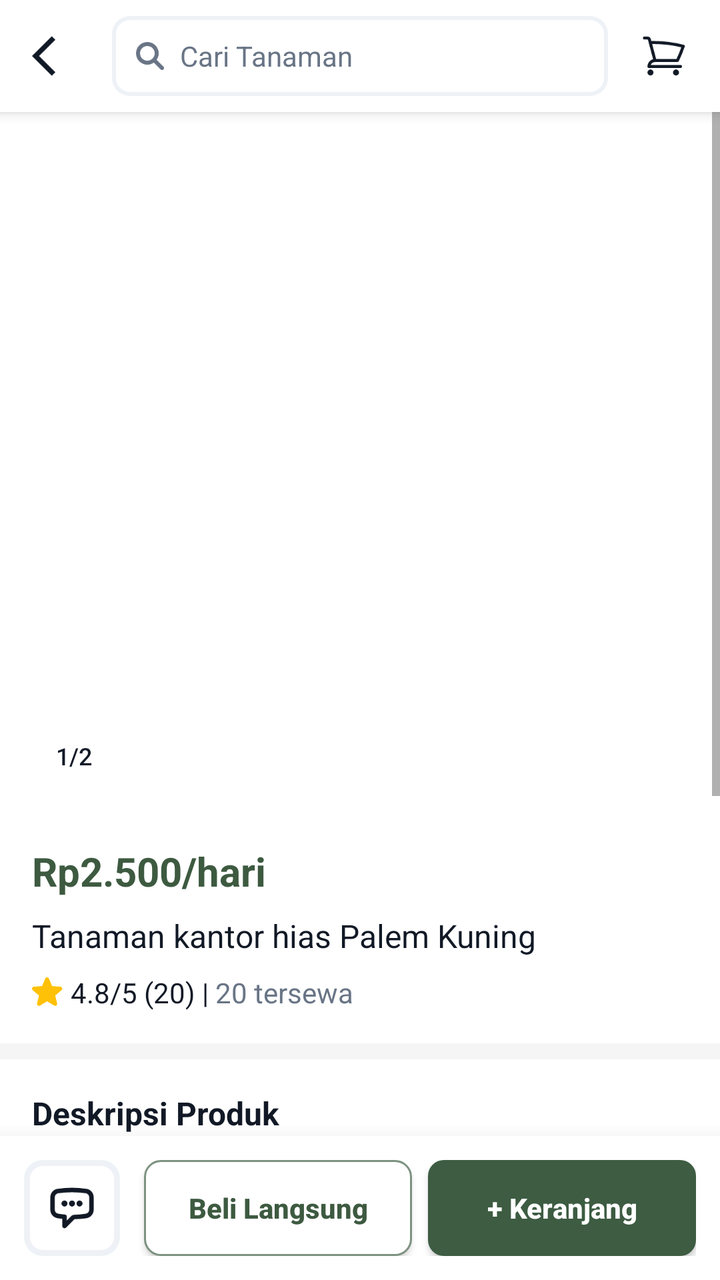
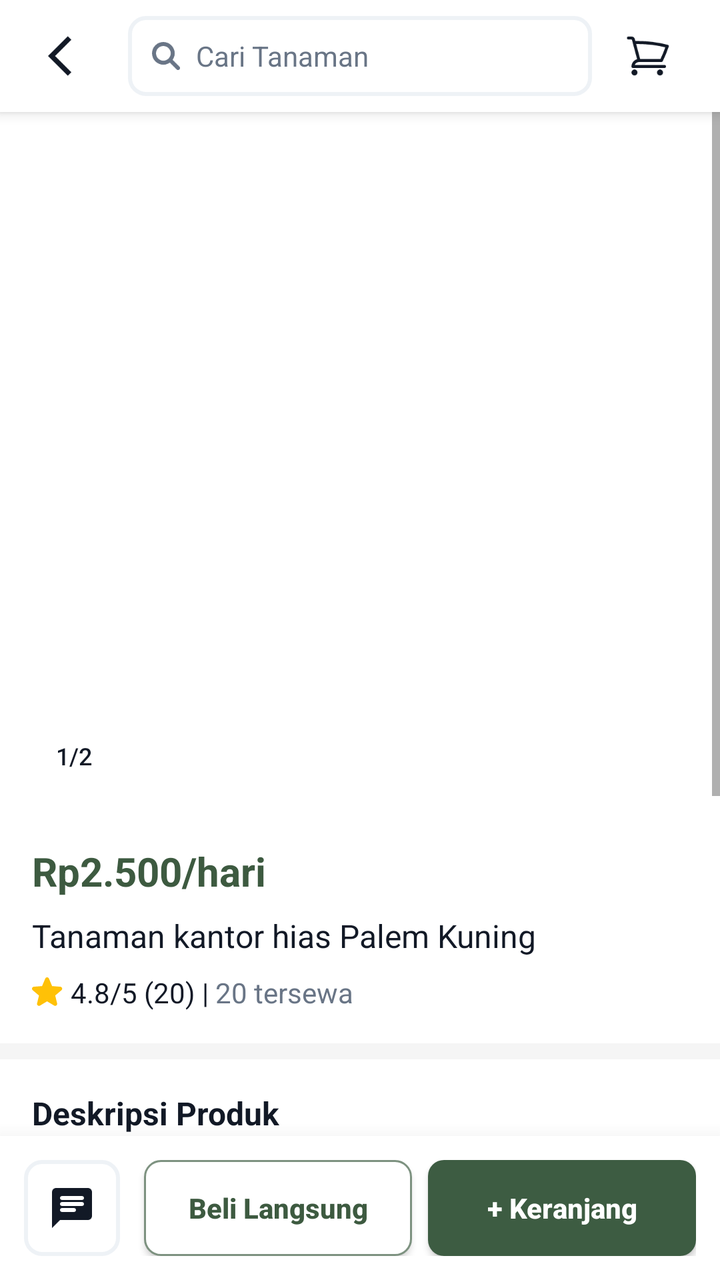

An Android layout rendered at two revisions. The XML below is the earlier revision; the diff shows what the commit changed to produce the second picture.
<!-- AndroidManifest.xml: application theme Theme.Florist -->
<!-- res/layout/activity_product_detail.xml -->
<?xml version="1.0" encoding="utf-8"?>
<RelativeLayout xmlns:android="http://schemas.android.com/apk/res/android"
    xmlns:app="http://schemas.android.com/apk/res-auto"
    xmlns:tools="http://schemas.android.com/tools"
    android:layout_width="match_parent"
    android:layout_height="match_parent"
    android:background="@color/white">

    <LinearLayout
        android:id="@+id/topToolbar"
        android:layout_width="match_parent"
        android:layout_height="?attr/actionBarSize"
        android:orientation="horizontal"
        android:gravity="center_vertical"
        android:paddingHorizontal="16dp"
        android:background="@color/white"
        android:elevation="4dp">

        <ImageView
            android:id="@+id/btnBack"
            android:layout_width="24dp"
            android:layout_height="24dp"
            android:src="@drawable/arrow_back"
            app:tint="@color/black"/>

        <TextView
            android:layout_width="0dp"
            android:layout_height="40dp"
            android:layout_weight="1"
            android:layout_marginHorizontal="16dp"
            android:background="@drawable/rounded_white_button"
            android:drawableStart="@drawable/search"
            android:drawablePadding="8dp"
            android:gravity="center_vertical"
            android:paddingHorizontal="12dp"
            android:text="Cari Tanaman"
            android:textColor="@color/gray_500"
            android:textSize="14sp"/>
        <ImageView
            android:id="@+id/btnCartTop"
            android:layout_width="24dp"
            android:layout_height="24dp"
            android:src="@drawable/ic_cart"
            app:tint="@color/black"/>
    </LinearLayout>

    <ScrollView
        android:layout_width="match_parent"
        android:layout_height="match_parent"
        android:layout_below="@id/topToolbar"
        android:layout_above="@id/bottomBar"
        android:fillViewport="true">

        <LinearLayout
            android:layout_width="match_parent"
            android:layout_height="wrap_content"
            android:orientation="vertical">

            <RelativeLayout
                android:layout_width="match_parent"
                android:layout_height="350dp">

                <androidx.viewpager2.widget.ViewPager2
                    android:id="@+id/viewPagerSlider"
                    android:layout_width="match_parent"
                    android:layout_height="match_parent"/>

                <TextView
                    android:id="@+id/tvImageIndicator"
                    android:layout_width="wrap_content"
                    android:layout_height="wrap_content"
                    android:layout_alignParentBottom="true"
                    android:layout_marginStart="16dp"
                    android:layout_marginBottom="16dp"
                    android:background="@drawable/rounded_white_edittext"
                    android:paddingHorizontal="12dp"
                    android:paddingVertical="4dp"
                    android:text="1/2"
                    android:textColor="@color/gray_900"
                    android:textSize="12sp"
                    android:fontFamily="sans-serif-medium"/>
            </RelativeLayout>

            <LinearLayout
                android:layout_width="match_parent"
                android:layout_height="wrap_content"
                android:orientation="vertical"
                android:padding="16dp">

                <TextView
                    android:id="@+id/tvProductPrice"
                    android:layout_width="wrap_content"
                    android:layout_height="wrap_content"
                    android:text="Rp2.500/hari"
                    android:textColor="#3D5A40"
                    android:textSize="20sp"
                    android:textStyle="bold"/>

                <TextView
                    android:id="@+id/tvProductName"
                    android:layout_width="wrap_content"
                    android:layout_height="wrap_content"
                    android:layout_marginTop="8dp"
                    android:text="Tanaman kantor hias Palem Kuning"
                    android:textColor="@color/black"
                    android:textSize="16sp"
                    android:textStyle="normal"/>

                <LinearLayout
                    android:layout_width="match_parent"
                    android:layout_height="wrap_content"
                    android:orientation="horizontal"
                    android:gravity="center_vertical"
                    android:layout_marginTop="8dp">

                    <ImageView
                        android:layout_width="16dp"
                        android:layout_height="16dp"
                        android:src="@drawable/ic_star_review"
                        app:tint="#FFC107"/>
                    <TextView
                        android:id="@+id/tvRating"
                        android:layout_width="wrap_content"
                        android:layout_height="wrap_content"
                        android:text=" 4.8/5 (20) | "
                        android:textColor="@color/gray_900"
                        android:textSize="14sp"/>

                    <TextView
                        android:id="@+id/tvSold"
                        android:layout_width="wrap_content"
                        android:layout_height="wrap_content"
                        android:text="20 tersewa"
                        android:textColor="@color/gray_500"
                        android:textSize="14sp"/>
                </LinearLayout>
            </LinearLayout>

            <View
                android:layout_width="match_parent"
                android:layout_height="8dp"
                android:background="#F5F5F5"/>

            <LinearLayout
                android:layout_width="match_parent"
                android:layout_height="wrap_content"
                android:orientation="vertical"
                android:padding="16dp">

                <TextView
                    android:layout_width="wrap_content"
                    android:layout_height="wrap_content"
                    android:text="Deskripsi Produk"
                    android:textColor="@color/black"
                    android:textSize="16sp"
                    android:textStyle="bold"/>

                <TextView
                    android:id="@+id/tvDescription"
                    android:layout_width="match_parent"
                    android:layout_height="wrap_content"
                    android:layout_marginTop="8dp"
                    android:text="MURAH DAN MEWAH !!!\n\n👉 JUAL TANAMAN HIAS PALEM KUNING DENGAN SPESIFIKASI SEBAGAI BERIKUT :\n\n✓ Tanaman sudah termasuk POT..."
                    android:textColor="@color/gray_900"
                    android:textSize="14sp"
                    android:lineSpacingExtra="4dp"/>

                <LinearLayout
                    android:layout_width="match_parent"
                    android:layout_height="wrap_content"
                    android:gravity="center"
                    android:paddingTop="12dp">
                    <TextView
                        android:layout_width="wrap_content"
                        android:layout_height="wrap_content"
                        android:text="Lihat Semua"
                        android:textColor="@color/gray_500"
                        android:textSize="12sp"/>
                    <ImageView
                        android:layout_width="16dp"
                        android:layout_height="16dp"
                        android:src="@drawable/ic_arrow_down"
                        app:tint="@color/gray_500"/>
                </LinearLayout>

            </LinearLayout>

            <View
                android:layout_width="match_parent"
                android:layout_height="80dp"/>

        </LinearLayout>
    </ScrollView>

    <LinearLayout
        android:id="@+id/bottomBar"
        android:layout_width="match_parent"
        android:layout_height="wrap_content"
        android:layout_alignParentBottom="true"
        android:orientation="horizontal"
        android:padding="12dp"
        android:background="@color/white"
        android:elevation="16dp"
        android:gravity="center_vertical">

        <LinearLayout
            android:id="@+id/btnChat"
            android:layout_width="48dp"
            android:layout_height="48dp"
            android:background="@drawable/rounded_gray_layout"
            android:gravity="center"
            android:clickable="true"
            android:focusable="true">
            <ImageView
                android:layout_width="24dp"
                android:layout_height="24dp"
                android:src="@drawable/ic_chat"
                app:tint="@color/gray_900"/>
        </LinearLayout>

        <androidx.appcompat.widget.AppCompatButton
            android:id="@+id/btnBuyNow"
            android:layout_width="0dp"
            android:layout_height="48dp"
            android:layout_weight="1"
            android:layout_marginStart="12dp"
            android:background="@drawable/rounded_green_border_button"
            android:text="Beli Langsung"
            android:textAllCaps="false"
            android:textColor="#3D5A40"
            android:textStyle="bold"/>

        <androidx.appcompat.widget.AppCompatButton
            android:id="@+id/btnAddToCart"
            android:layout_width="0dp"
            android:layout_height="48dp"
            android:layout_weight="1"
            android:layout_marginStart="8dp"
            android:background="@drawable/rounded_success_button"
            android:text="+ Keranjang"
            android:textAllCaps="false"
            android:textColor="@color/white"
            android:textStyle="bold"/>

    </LinearLayout>

</RelativeLayout>
<!-- resources referenced by this layout -->
<resources>
  <color name="black">#121926</color>
  <color name="gray_500">#697586</color>
  <color name="gray_900">#121926</color>
  <color name="white">#FFFFFF</color>
  <!-- drawable arrow_back (drawable) -->
  <vector android:autoMirrored="true" android:height="24dp"
      android:tint="#000000" android:viewportHeight="24"
      android:viewportWidth="24" android:width="24dp" xmlns:android="http://schemas.android.com/apk/res/android">
      <path android:fillColor="@android:color/black" android:pathData="M11.67,3.87L9.9,2.1 0,12l9.9,9.9 1.77,-1.77L3.54,12z"/>
  </vector>
  <!-- drawable ic_chat (drawable) -->
  <vector android:height="32dp" android:viewportHeight="16"
      android:viewportWidth="16" android:width="32dp" xmlns:android="http://schemas.android.com/apk/res/android">
      <path android:fillColor="#00000000"
          android:pathData="M5.75,6.5C5.75,6.638 5.638,6.75 5.5,6.75C5.362,6.75 5.25,6.638 5.25,6.5C5.25,6.362 5.362,6.25 5.5,6.25C5.638,6.25 5.75,6.362 5.75,6.5ZM5.75,6.5H5.5M8.25,6.5C8.25,6.638 8.138,6.75 8,6.75C7.862,6.75 7.75,6.638 7.75,6.5C7.75,6.362 7.862,6.25 8,6.25C8.138,6.25 8.25,6.362 8.25,6.5ZM8.25,6.5H8M10.75,6.5C10.75,6.638 10.638,6.75 10.5,6.75C10.362,6.75 10.25,6.638 10.25,6.5C10.25,6.362 10.362,6.25 10.5,6.25C10.638,6.25 10.75,6.362 10.75,6.5ZM10.75,6.5H10.5M1.5,8.506C1.5,9.574 2.249,10.503 3.305,10.658C4.029,10.764 4.761,10.847 5.5,10.904V14L8.289,11.211C8.427,11.073 8.613,10.995 8.808,10.99C10.125,10.957 11.422,10.845 12.695,10.658C13.751,10.503 14.5,9.574 14.5,8.506V4.494C14.5,3.426 13.751,2.497 12.695,2.342C11.163,2.117 9.595,2 8,2C6.405,2 4.837,2.117 3.305,2.342C2.249,2.497 1.5,3.426 1.5,4.494V8.506Z"
          android:strokeColor="#697586" android:strokeLineCap="round"
          android:strokeLineJoin="round" android:strokeWidth="1.5"/>
  </vector>
  <!-- drawable rounded_gray_layout (drawable) -->
  <?xml version="1.0" encoding="utf-8"?>
  <shape xmlns:android="http://schemas.android.com/apk/res/android"
      android:shape="rectangle">
  
      <solid android:color="@color/white"/>
      <stroke android:color="@color/border_tertiary" android:width="3dp"/>
      <corners android:bottomLeftRadius="8dp"
          android:bottomRightRadius="8dp"
          android:topLeftRadius="8dp"
          android:topRightRadius="8dp"/>
  
  </shape>
  <!-- drawable rounded_white_edittext (drawable) -->
  <?xml version="1.0" encoding="utf-8"?>
  <shape xmlns:android="http://schemas.android.com/apk/res/android"
      android:shape="rectangle">
  
      <stroke android:color="@color/white" android:width="2dp"/>
      <corners android:bottomLeftRadius="16dp"
          android:bottomRightRadius="16dp"
          android:topLeftRadius="16dp"
          android:topRightRadius="16dp"/>
  
  </shape>
  <color name="border_tertiary">@color/gray_100</color>
  <color name="border_accent">@color/olive_300</color>
  <color name="bg_accent">@color/olive_500</color>
  <color name="border_secondary">@color/gray_400</color>
  <color name="gray_100">#EEF2F6</color>
  <color name="main_color">#3D5C42</color>
  <color name="teal_200">#FF03DAC5</color>
  <color name="teal_700">#FF018786</color>
  <!-- drawable rounded_normal_edittext (drawable) -->
  <?xml version="1.0" encoding="utf-8"?>
  <shape xmlns:android="http://schemas.android.com/apk/res/android"
      android:shape="rectangle">
  
      <solid android:color="@color/white"/>
      <stroke android:color="@color/border_secondary" android:width="1dp"/>
      <corners android:bottomLeftRadius="8dp"
          android:bottomRightRadius="8dp"
          android:topLeftRadius="8dp"
          android:topRightRadius="8dp"/>
  
  </shape>
  <color name="olive_300">#7D9280</color>
  <color name="olive_500">#3D5C42</color>
  <color name="gray_400">#9AA4B2</color>
  <!-- unchanged entries left out for length: 8 -->
</resources>

<!-- the commit's change to res/layout/activity_product_detail.xml (unified diff, before → after) -->
@@ -1,7 +1,6 @@
 <?xml version="1.0" encoding="utf-8"?>
 <RelativeLayout xmlns:android="http://schemas.android.com/apk/res/android"
     xmlns:app="http://schemas.android.com/apk/res-auto"
-    xmlns:tools="http://schemas.android.com/tools"
     android:layout_width="match_parent"
     android:layout_height="match_parent"
     android:background="@color/white">
@@ -16,10 +15,13 @@
         android:background="@color/white"
         android:elevation="4dp">
 
-        <ImageView
+        <ImageButton
             android:id="@+id/btnBack"
-            android:layout_width="24dp"
-            android:layout_height="24dp"
+            android:layout_width="40dp"
+            android:layout_height="40dp"
+            android:background="?attr/selectableItemBackgroundBorderless"
+            android:scaleType="centerInside"
+            android:padding="8dp"
             android:src="@drawable/arrow_back"
             app:tint="@color/black"/>
 
@@ -27,7 +29,7 @@
             android:layout_width="0dp"
             android:layout_height="40dp"
             android:layout_weight="1"
-            android:layout_marginHorizontal="16dp"
+            android:layout_marginHorizontal="8dp"
             android:background="@drawable/rounded_white_button"
             android:drawableStart="@drawable/search"
             android:drawablePadding="8dp"
@@ -36,14 +38,17 @@
             android:text="Cari Tanaman"
             android:textColor="@color/gray_500"
             android:textSize="14sp"/>
-        <ImageView
+
+        <ImageButton
             android:id="@+id/btnCartTop"
-            android:layout_width="24dp"
-            android:layout_height="24dp"
+            android:layout_width="40dp"
+            android:layout_height="40dp"
+            android:background="?attr/selectableItemBackgroundBorderless"
+            android:scaleType="centerInside"
+            android:padding="8dp"
             android:src="@drawable/ic_cart"
             app:tint="@color/black"/>
     </LinearLayout>
-
     <ScrollView
         android:layout_width="match_parent"
         android:layout_height="match_parent"
<!-- resource entries referenced after the edit -->
@@ -11,12 +11,10 @@
       <path android:fillColor="@android:color/black" android:pathData="M11.67,3.87L9.9,2.1 0,12l9.9,9.9 1.77,-1.77L3.54,12z"/>
   </vector>
   <!-- drawable ic_chat (drawable) -->
-  <vector android:height="32dp" android:viewportHeight="16"
-      android:viewportWidth="16" android:width="32dp" xmlns:android="http://schemas.android.com/apk/res/android">
-      <path android:fillColor="#00000000"
-          android:pathData="M5.75,6.5C5.75,6.638 5.638,6.75 5.5,6.75C5.362,6.75 5.25,6.638 5.25,6.5C5.25,6.362 5.362,6.25 5.5,6.25C5.638,6.25 5.75,6.362 5.75,6.5ZM5.75,6.5H5.5M8.25,6.5C8.25,6.638 8.138,6.75 8,6.75C7.862,6.75 7.75,6.638 7.75,6.5C7.75,6.362 7.862,6.25 8,6.25C8.138,6.25 8.25,6.362 8.25,6.5ZM8.25,6.5H8M10.75,6.5C10.75,6.638 10.638,6.75 10.5,6.75C10.362,6.75 10.25,6.638 10.25,6.5C10.25,6.362 10.362,6.25 10.5,6.25C10.638,6.25 10.75,6.362 10.75,6.5ZM10.75,6.5H10.5M1.5,8.506C1.5,9.574 2.249,10.503 3.305,10.658C4.029,10.764 4.761,10.847 5.5,10.904V14L8.289,11.211C8.427,11.073 8.613,10.995 8.808,10.99C10.125,10.957 11.422,10.845 12.695,10.658C13.751,10.503 14.5,9.574 14.5,8.506V4.494C14.5,3.426 13.751,2.497 12.695,2.342C11.163,2.117 9.595,2 8,2C6.405,2 4.837,2.117 3.305,2.342C2.249,2.497 1.5,3.426 1.5,4.494V8.506Z"
-          android:strokeColor="#697586" android:strokeLineCap="round"
-          android:strokeLineJoin="round" android:strokeWidth="1.5"/>
+  <vector android:autoMirrored="true" android:height="24dp"
+      android:tint="#000000" android:viewportHeight="24"
+      android:viewportWidth="24" android:width="24dp" xmlns:android="http://schemas.android.com/apk/res/android">
+      <path android:fillColor="@android:color/white" android:pathData="M20,2L4,2c-1.1,0 -1.99,0.9 -1.99,2L2,22l4,-4h14c1.1,0 2,-0.9 2,-2L22,4c0,-1.1 -0.9,-2 -2,-2zM7,9h10c0.55,0 1,0.45 1,1s-0.45,1 -1,1L7,11c-0.55,0 -1,-0.45 -1,-1s0.45,-1 1,-1zM13,14L7,14c-0.55,0 -1,-0.45 -1,-1s0.45,-1 1,-1h6c0.55,0 1,0.45 1,1s-0.45,1 -1,1zM17,8L7,8c-0.55,0 -1,-0.45 -1,-1s0.45,-1 1,-1h10c0.55,0 1,0.45 1,1s-0.45,1 -1,1z"/>
   </vector>
   <!-- drawable rounded_gray_layout (drawable) -->
   <?xml version="1.0" encoding="utf-8"?>
@@ -24,7 +22,7 @@
       android:shape="rectangle">
   
       <solid android:color="@color/white"/>
-      <stroke android:color="@color/border_tertiary" android:width="3dp"/>
+      <stroke android:color="@color/border_tertiary" android:width="2dp"/>
       <corners android:bottomLeftRadius="8dp"
           android:bottomRightRadius="8dp"
           android:topLeftRadius="8dp"
